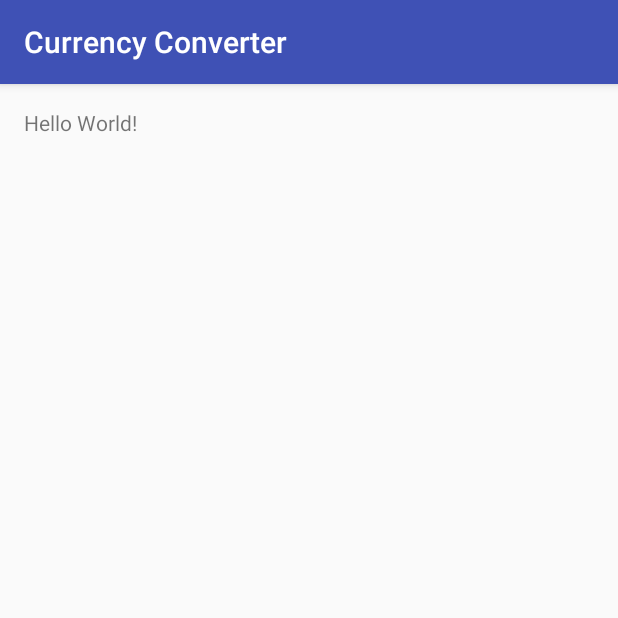
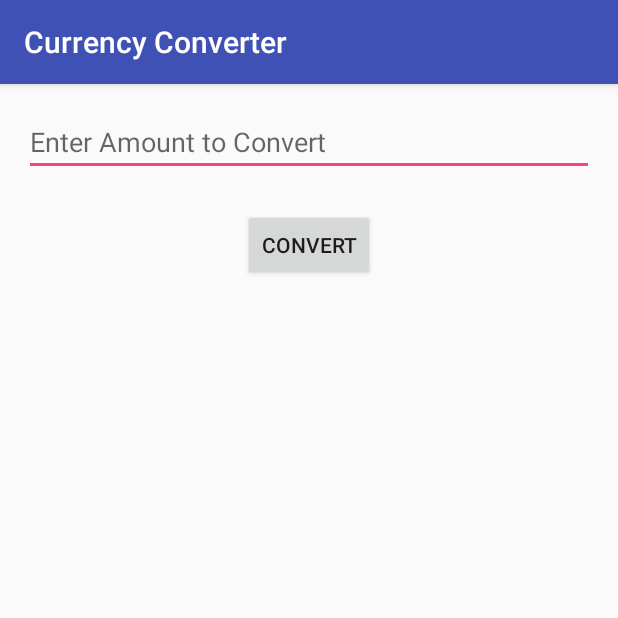
Before and after one commit to BenyominWalters/CurrencyConverter, an Android app: the screen it shows after launch (MainActivity), on a phone screen of 412 x 824 dp, the top half of it. Run offline under Robolectric (Android 15) with nearby library versions, the phone set to English and light mode, and no system bars.

Commit message:
Conversion functionality with toast

```diff
--- a/app/src/main/java/com/benyominwalters/currencyconverter/MainActivity.java
+++ b/app/src/main/java/com/benyominwalters/currencyconverter/MainActivity.java
@@ -3,7 +3,23 @@ package com.benyominwalters.currencyconverter;
 import android.support.v7.app.AppCompatActivity;
 import android.os.Bundle;
 
+import android.util.Log;
+import android.view.View;
+import android.widget.TextView;
+import android.widget.Toast;
+
 public class MainActivity extends AppCompatActivity {
+
+    public void convert(View view) {
+
+        Log.i("Info:", "convert me!");
+
+        TextView amount = (TextView) findViewById(R.id.amountEditText);
+        Double convertedAmount = Double.valueOf(amount.getText().toString()) * 3.63;
+
+        Toast.makeText(MainActivity.this, convertedAmount.toString() + " Shekels", Toast.LENGTH_LONG).show();
+
+    }
 
     @Override
     protected void onCreate(Bundle savedInstanceState) {
--- a/app/src/main/res/layout/activity_main.xml
+++ b/app/src/main/res/layout/activity_main.xml
@@ -10,8 +10,24 @@
     android:paddingTop="@dimen/activity_vertical_margin"
     tools:context="com.benyominwalters.currencyconverter.MainActivity">
 
-    <TextView
+    <Button
+        android:text="Convert"
         android:layout_width="wrap_content"
         android:layout_height="wrap_content"
-        android:text="Hello World!" />
+        android:layout_below="@+id/amountEditText"
+        android:layout_centerHorizontal="true"
+        android:layout_marginTop="22dp"
+        android:id="@+id/convertButton"
+        android:onClick="convert" />
+
+    <EditText
+        android:layout_width="match_parent"
+        android:layout_height="wrap_content"
+        android:inputType="number|numberDecimal"
+        android:ems="10"
+        android:id="@+id/amountEditText"
+        android:layout_alignParentTop="true"
+        android:layout_alignParentLeft="true"
+        android:layout_alignParentStart="true"
+        android:hint="Enter Amount to Convert" />
 </RelativeLayout>
```
